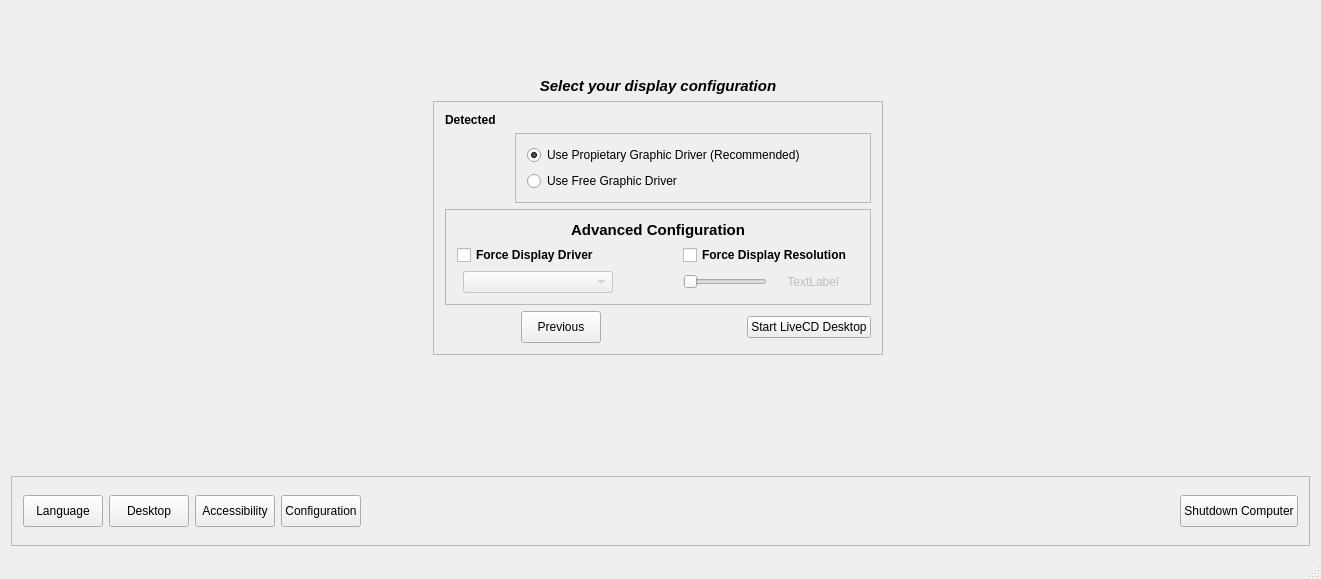
This is apps/desktop-selector/desktopselector.ui in BackupTheBerlios/kademar-utils-svn as Qt 5 draws it before an edit. The edited form follows.
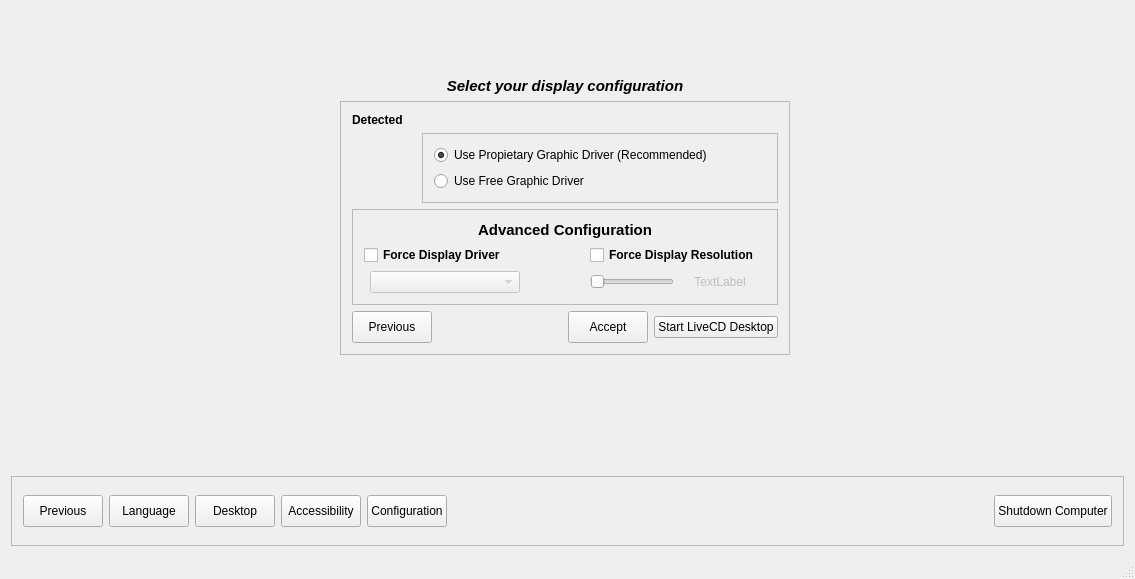
This is the edited form. The open tabs and pages were chosen to show the change. Icons and pictures are not drawn. Custom widgets are drawn as their Qt base class.

Commit message: Desktop-Selector - Ver 5

```diff
--- a/apps/desktop-selector/desktopselector.ui
+++ b/apps/desktop-selector/desktopselector.ui
@@ -6,7 +6,7 @@
    <rect>
     <x>0</x>
     <y>0</y>
-    <width>1321</width>
+    <width>1135</width>
     <height>570</height>
    </rect>
   </property>
@@ -147,6 +147,29 @@
          </property>
         </widget>
        </item>
+       <item row="0" column="0">
+        <widget class="QPushButtonWithEvents" name="b_previous">
+         <property name="minimumSize">
+          <size>
+           <width>0</width>
+           <height>32</height>
+          </size>
+         </property>
+         <property name="text">
+          <string>Previous</string>
+         </property>
+         <property name="icon">
+          <iconset resource="resource.qrc">
+           <normaloff>:/img/img/go-previous.png</normaloff>:/img/img/go-previous.png</iconset>
+         </property>
+         <property name="iconSize">
+          <size>
+           <width>32</width>
+           <height>32</height>
+          </size>
+         </property>
+        </widget>
+       </item>
        <item row="0" column="4">
         <widget class="QPushButtonWithEvents" name="b_displayConfiguration">
          <property name="minimumSize">
@@ -381,39 +404,25 @@
            <enum>QFrame::Raised</enum>
           </property>
           <layout class="QGridLayout" name="gridLayout_7">
-           <item row="6" column="3">
-            <spacer name="horizontalSpacer_9">
-             <property name="orientation">
-              <enum>Qt::Horizontal</enum>
-             </property>
-             <property name="sizeHint" stdset="0">
+           <item row="0" column="0" colspan="6">
+            <widget class="QLabel" name="displayDetectedLabel">
+             <property name="maximumSize">
               <size>
-               <width>40</width>
-               <height>20</height>
+               <width>16777215</width>
+               <height>50</height>
               </size>
              </property>
-            </spacer>
-           </item>
-           <item row="6" column="2">
-            <widget class="QPushButtonWithEvents" name="b_previous">
-             <property name="minimumSize">
-              <size>
-               <width>0</width>
-               <height>32</height>
-              </size>
+             <property name="font">
+              <font>
+               <weight>75</weight>
+               <bold>true</bold>
+              </font>
              </property>
              <property name="text">
-              <string>Previous</string>
+              <string>Detected</string>
              </property>
-             <property name="icon">
-              <iconset resource="resource.qrc">
-               <normaloff>:/img/img/go-previous.png</normaloff>:/img/img/go-previous.png</iconset>
-             </property>
-             <property name="iconSize">
-              <size>
-               <width>32</width>
-               <height>22</height>
-              </size>
+             <property name="alignment">
+              <set>Qt::AlignLeading|Qt::AlignLeft|Qt::AlignVCenter</set>
              </property>
             </widget>
            </item>
@@ -442,7 +451,7 @@
              </property>
             </widget>
            </item>
-           <item row="3" column="1" colspan="4">
+           <item row="3" column="1" colspan="5">
             <widget class="QFrame" name="driverFrame">
              <property name="frameShape">
               <enum>QFrame::StyledPanel</enum>
@@ -471,29 +480,47 @@
              </layout>
             </widget>
            </item>
-           <item row="0" column="0" colspan="5">
-            <widget class="QLabel" name="displayDetectedLabel">
-             <property name="maximumSize">
+           <item row="6" column="5">
+            <widget class="QPushButtonWithEvents" name="b_startDesktop">
+             <property name="text">
+              <string>Start LiveCD Desktop</string>
+             </property>
+             <property name="icon">
+              <iconset resource="resource.qrc">
+               <normaloff>:/img/img/ok.png</normaloff>:/img/img/ok.png</iconset>
+             </property>
+             <property name="iconSize">
               <size>
-               <width>16777215</width>
-               <height>50</height>
+               <width>32</width>
+               <height>32</height>
               </size>
              </property>
-             <property name="font">
-              <font>
-               <weight>75</weight>
-               <bold>true</bold>
-              </font>
+            </widget>
+           </item>
+           <item row="6" column="4">
+            <widget class="QPushButtonWithEvents" name="b_displayAccept">
+             <property name="minimumSize">
+              <size>
+               <width>0</width>
+               <height>32</height>
+              </size>
              </property>
              <property name="text">
-              <string>Detected</string>
+              <string>Accept</string>
              </property>
-             <property name="alignment">
-              <set>Qt::AlignLeading|Qt::AlignLeft|Qt::AlignVCenter</set>
+             <property name="icon">
+              <iconset resource="resource.qrc">
+               <normaloff>:/img/img/ok.png</normaloff>:/img/img/ok.png</iconset>
              </property>
+             <property name="iconSize">
+              <size>
+               <width>32</width>
+               <height>32</height>
+              </size>
+             </property>
             </widget>
            </item>
-           <item row="4" column="0" colspan="5">
+           <item row="4" column="0" colspan="6">
             <widget class="QFrame" name="advancedConfigurationFrame">
              <property name="frameShape">
               <enum>QFrame::StyledPanel</enum>
@@ -618,10 +645,29 @@
              </layout>
             </widget>
            </item>
-           <item row="6" column="4">
-            <widget class="QPushButtonWithEvents" name="b_startDesktop">
+           <item row="6" column="3">
+            <spacer name="horizontalSpacer_9">
+             <property name="orientation">
+              <enum>Qt::Horizontal</enum>
+             </property>
+             <property name="sizeHint" stdset="0">
+              <size>
+               <width>40</width>
+               <height>20</height>
+              </size>
+             </property>
+            </spacer>
+           </item>
+           <item row="6" column="0" colspan="3">
+            <widget class="QPushButtonWithEvents" name="b_displayPrevious">
+             <property name="minimumSize">
+              <size>
+               <width>0</width>
+               <height>32</height>
+              </size>
+             </property>
              <property name="text">
-              <string>Start LiveCD Desktop</string>
+              <string>Previous</string>
              </property>
              <property name="icon">
               <iconset resource="resource.qrc">
```
Left out of the diff: 164 changed lines with no effect on the pictures. The commit also changes 3 other files.
